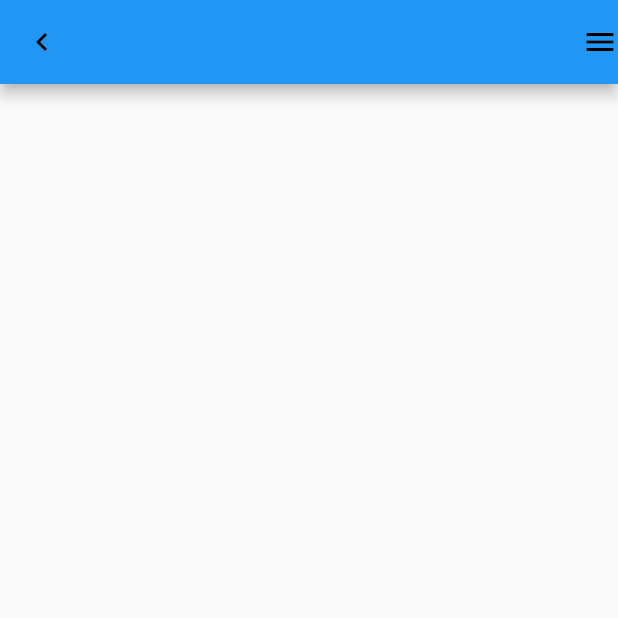
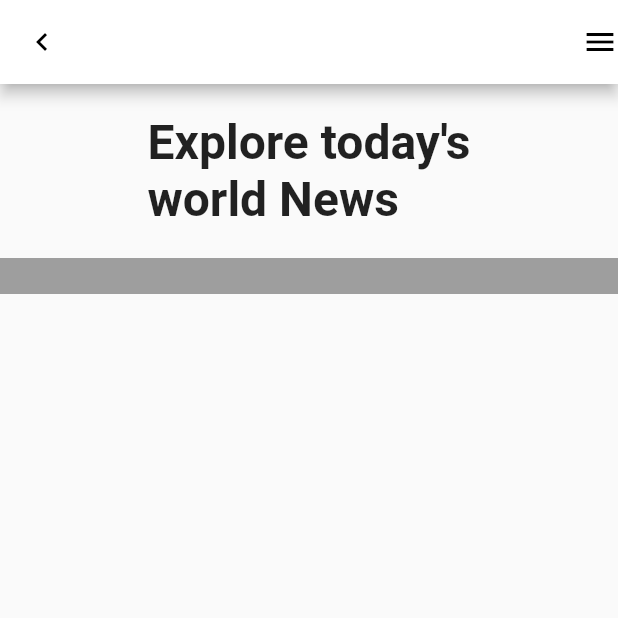
Before and after one commit to Fredd08/GIT-News-App, a Flutter app: the HomePage screen opened directly, on a phone screen of 412 x 824 dp, the top half of it. Run offline on Flutter 3.47's test engine with Material 2 defaults, Android fonts, the phone set to English and light mode, and no system bars.

Commit message:
update on homepage

```diff
--- a/lib/HomePage/homepage.dart
+++ b/lib/HomePage/homepage.dart
@@ -9,11 +9,37 @@ class HomePage extends StatefulWidget {
 class _HomePageState extends State<HomePage> {
   @override
   Widget build(BuildContext context) {
+    var w=MediaQuery.of(context).size.width;
+    var h=MediaQuery.of(context).size.height;
     return Scaffold(
       appBar: AppBar(
         leading: Icon(Icons.keyboard_arrow_left_outlined,color: Colors.black,),
         actions: [
-          Icon(Icons.menu,color: Colors.black,)
+          Icon(Icons.menu,color: Colors.black,),
+        ],
+        backgroundColor: Colors.white,
+      ),
+      body: Column(
+        children: [
+          Padding(
+            padding: const EdgeInsets.all(20.0),
+            child: Text("Explore today's\nworld News",style: TextStyle(fontSize: 32,fontWeight: FontWeight.bold),),
+          ),
+          Container(
+            decoration: BoxDecoration(
+              color: Colors.grey,
+            ),
+            child: Row(
+              children: [
+                Icon(Icons.search_outlined,color: Colors.grey,),
+                SizedBox(
+                  width: w*0.01,
+                ),
+                Text("Search",style: TextStyle(color: Colors.grey,fontSize: 18),)
+
+              ],
+            )
+          )
         ],
       ),
     );
```
Also changed, not shown: lib/Login/login.dart (+12 -6 lines).
